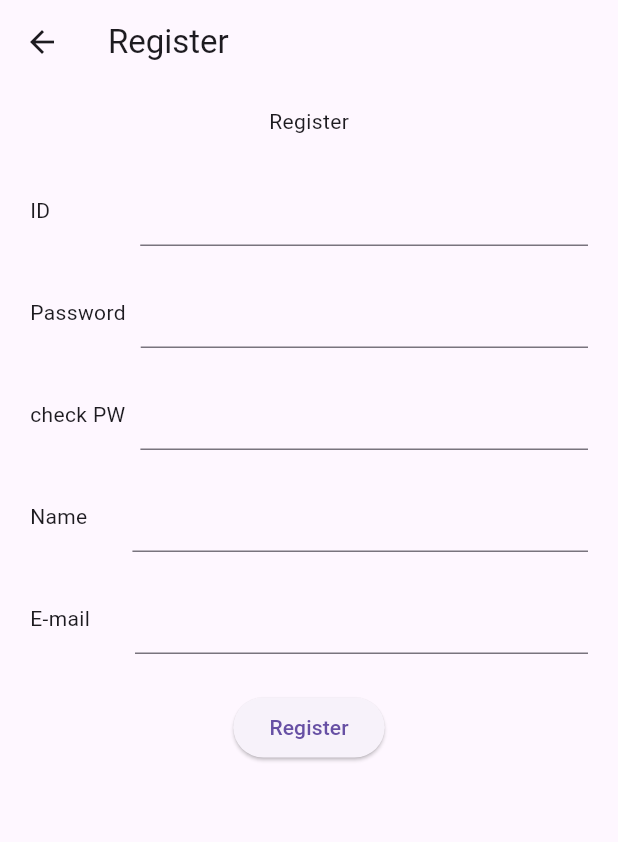
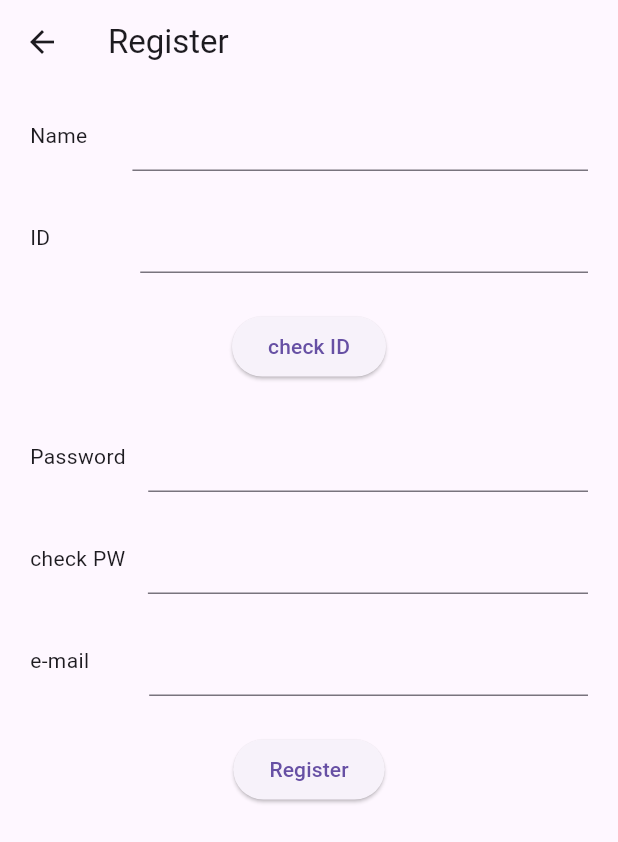
Before and after one commit to dayeonii/ToDo_with_MyPet, a Flutter app: the RegisterScreen screen opened by its route, on a phone screen of 412 x 824 dp. Shown: the top 842 px of the screen. Run offline on Flutter 3.47's test engine with Material 3 defaults, Android fonts, the light colour scheme and no system bars.

Commit message:
register 입력칸 순서 변경

```diff
--- a/todo_with_mypet/lib/screens/register_screen.dart
+++ b/todo_with_mypet/lib/screens/register_screen.dart
@@ -17,52 +17,6 @@ class _RegisterScreen extends State<RegisterScreen> {
           child: Column(
             children: <Widget>[
               Padding(
-                padding: EdgeInsets.all(15),
-                child: Text('Register'),
-              ),
-              Padding(
-                padding: EdgeInsets.symmetric(horizontal: 20, vertical: 10),
-                child: Row(
-                  children: <Widget>[
-                    Padding(
-                      padding: EdgeInsets.only(right: 60),
-                      child: Text('ID'),
-                    ),
-                    Expanded(
-                      child: TextField(),
-                    ),
-                  ],
-                ),
-              ),
-              Padding(
-                padding: EdgeInsets.symmetric(horizontal: 20, vertical: 10),
-                child: Row(
-                  children: <Widget>[
-                    Padding(
-                      padding: EdgeInsets.only(right: 10),
-                      child: Text('Password'),
-                    ),
-                    Expanded(
-                      child: TextField(),
-                    ),
-                  ],
-                ),
-              ),
-              Padding(
-                padding: EdgeInsets.symmetric(horizontal: 20, vertical: 10),
-                child: Row(
-                  children: <Widget>[
-                    Padding(
-                      padding: EdgeInsets.only(right: 10),
-                      child: Text('check PW'),
-                    ),
-                    Expanded(
-                      child: TextField(),
-                    ),
-                  ],
-                ),
-              ),
-              Padding(
                 padding: EdgeInsets.symmetric(horizontal: 20, vertical: 10),
                 child: Row(
                   children: <Widget>[
@@ -81,8 +35,57 @@ class _RegisterScreen extends State<RegisterScreen> {
                 child: Row(
                   children: <Widget>[
                     Padding(
-                      padding: EdgeInsets.only(right: 30),
-                      child: Text('E-mail'),
+                      padding: EdgeInsets.only(right: 60),
+                      child: Text('ID'),
+                    ),
+                    Expanded(
+                      child: TextField(),
+                    ),
+                  ],
+                ),
+              ),
+              Padding(
+                padding: EdgeInsets.all(15),
+                child: ElevatedButton(
+                  child: const Text('check ID'),
+                  onPressed: () {},
+                ),
+              ),
+              Padding(
+                padding: EdgeInsets.symmetric(horizontal: 20, vertical: 10),
+                child: Row(
+                  children: <Widget>[
+                    Padding(
+                      padding: EdgeInsets.only(right: 15),
+                      child: Text('Password'),
+                    ),
+                    Expanded(
+                      child: TextField(),
+                    ),
+                  ],
+                ),
+              ),
+              Padding(
+                padding: EdgeInsets.symmetric(horizontal: 20, vertical: 10),
+                child: Row(
+                  children: <Widget>[
+                    Padding(
+                      padding: EdgeInsets.only(right: 15),
+                      child: Text('check PW'),
+                    ),
+                    Expanded(
+                      child: TextField(),
+                    ),
+                  ],
+                ),
+              ),
+              Padding(
+                padding: EdgeInsets.symmetric(horizontal: 20, vertical: 10),
+                child: Row(
+                  children: <Widget>[
+                    Padding(
+                      padding: EdgeInsets.only(right: 40),
+                      child: Text('e-mail'),
                     ),
                     Expanded(
                       child: TextField(),
```
Also changed, not shown: todo_with_mypet/lib/screens/todo_screen.dart (added).
